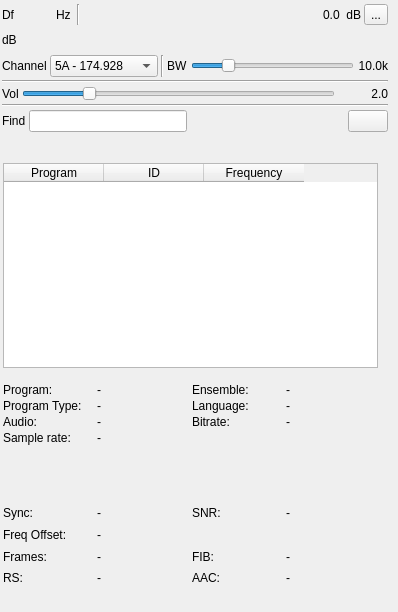
Qt form plugins/channelrx/demoddab/dabdemodgui.ui (f4exb/sdrangel) before a commit.
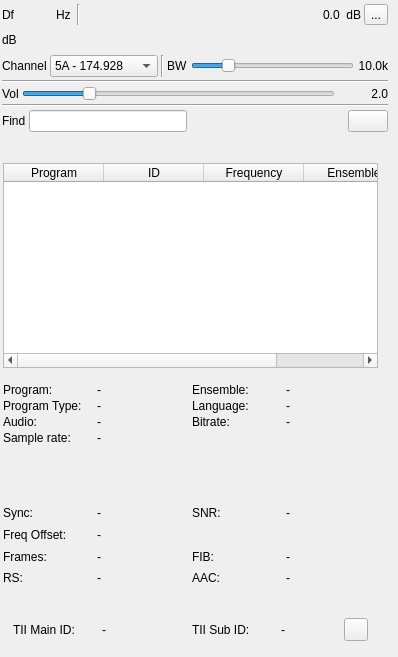
The same form after that commit. Icons and pictures are not drawn. Custom widgets are drawn as their Qt base class.

Commit message: Display transmitter info (TII) and add button to find transmitter on Map in DAB Demod GUI. Fix display of ensemble and add to table.

Patch:
```diff
--- a/plugins/channelrx/demoddab/dabdemodgui.ui
+++ b/plugins/channelrx/demoddab/dabdemodgui.ui
@@ -7,7 +7,7 @@
     <x>0</x>
     <y>0</y>
     <width>398</width>
-    <height>612</height>
+    <height>657</height>
    </rect>
   </property>
   <property name="sizePolicy">
@@ -673,6 +673,11 @@
         <string>Frequency</string>
        </property>
       </column>
+      <column>
+       <property name="text">
+        <string>Ensemble</string>
+       </property>
+      </column>
      </widget>
     </item>
    </layout>
@@ -1006,6 +1011,106 @@
     </item>
    </layout>
   </widget>
+  <widget class="QWidget" name="transmitter" native="true">
+   <property name="geometry">
+    <rect>
+     <x>10</x>
+     <y>610</y>
+     <width>361</width>
+     <height>40</height>
+    </rect>
+   </property>
+   <property name="windowTitle">
+    <string>Transmitter</string>
+   </property>
+   <layout class="QVBoxLayout" name="verticalLayout_2">
+    <property name="spacing">
+     <number>2</number>
+    </property>
+    <property name="leftMargin">
+     <number>3</number>
+    </property>
+    <property name="topMargin">
+     <number>3</number>
+    </property>
+    <property name="rightMargin">
+     <number>3</number>
+    </property>
+    <property name="bottomMargin">
+     <number>3</number>
+    </property>
+    <item>
+     <layout class="QGridLayout" name="transmitterLayout">
+      <item row="0" column="2">
+       <widget class="QLabel" name="tiiSubIdLabel">
+        <property name="text">
+         <string>TII Sub ID:</string>
+        </property>
+       </widget>
+      </item>
+      <item row="0" column="1">
+       <widget class="QLabel" name="tiiMainId">
+        <property name="toolTip">
+         <string>Transmitter Identifier Information</string>
+        </property>
+        <property name="text">
+         <string>-</string>
+        </property>
+       </widget>
+      </item>
+      <item row="0" column="0">
+       <widget class="QLabel" name="tiiMainIdLabel">
+        <property name="text">
+         <string>TII Main ID:</string>
+        </property>
+       </widget>
+      </item>
+      <item row="0" column="3">
+       <widget class="QWidget" name="widget" native="true">
+        <layout class="QHBoxLayout" name="horizontalLayout">
+         <property name="leftMargin">
+          <number>0</number>
+         </property>
+         <property name="topMargin">
+          <number>0</number>
+         </property>
+         <property name="rightMargin">
+          <number>0</number>
+         </property>
+         <property name="bottomMargin">
+          <number>0</number>
+         </property>
+         <item>
+          <widget class="QLabel" name="tiiSubId">
+           <property name="toolTip">
+            <string>Transmitter Identification Information</string>
+           </property>
+           <property name="text">
+            <string>-</string>
+           </property>
+          </widget>
+         </item>
+         <item>
+          <widget class="QToolButton" name="findOnMap">
+           <property name="toolTip">
+            <string>Find transmitter on map</string>
+           </property>
+           <property name="text">
+            <string/>
+           </property>
+           <property name="icon">
+            <iconset resource="../../../sdrgui/resources/res.qrc">
+             <normaloff>:/gridpolar.png</normaloff>:/gridpolar.png</iconset>
+           </property>
+          </widget>
+         </item>
+        </layout>
+       </widget>
+      </item>
+     </layout>
+    </item>
+   </layout>
+  </widget>
  </widget>
  <customwidgets>
   <customwidget>
```
The commit also changes 7 other files.
